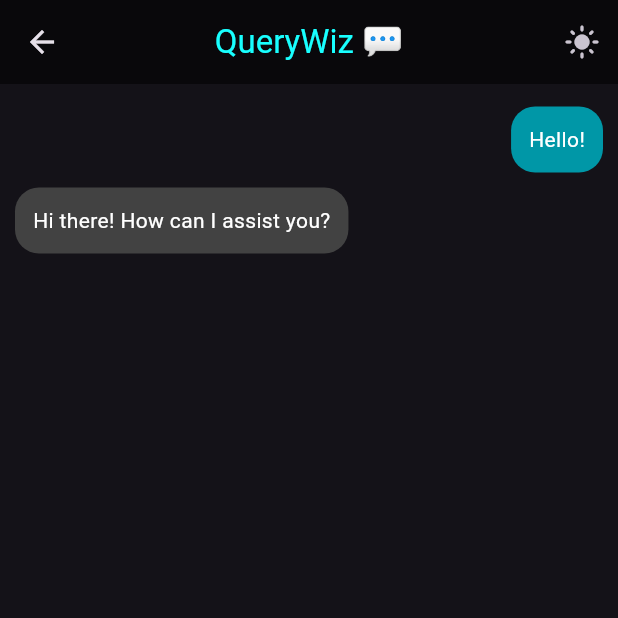
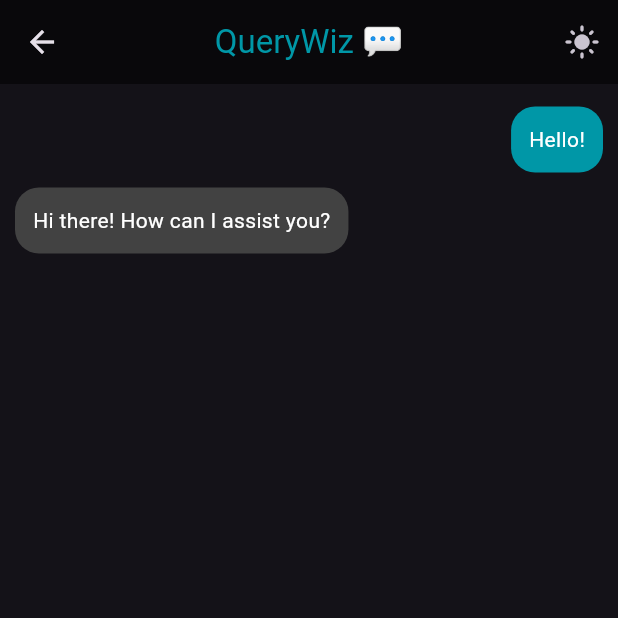
Before and after one commit to emnggprw/querywiz, a Flutter app: the screen it shows after launch, after a tap on "Hi there! How can I assist you?", on a phone screen of 412 x 824 dp, the top half of it. Run offline on Flutter 3.47's test engine with Material 3 defaults, Android fonts, the phone set to English and light mode, and no system bars; our stand-ins replace fluttertoast.

Commit message:
Improved themes for light and dark mode

```diff
--- /dev/null
+++ b/devtools_options.yaml
@@ -0,0 +1,3 @@
+description: This file stores settings for Dart & Flutter DevTools.
+documentation: https://docs.flutter.dev/tools/devtools/extensions#configure-extension-enablement-states
+extensions:
--- a/lib/screens/chat_screen.dart
+++ b/lib/screens/chat_screen.dart
@@ -93,7 +93,7 @@ class _ChatScreenState extends State<ChatScreen> {
 
     return Scaffold(
       appBar: AppBar(
-        title: const Text('QueryWiz 💬', style: TextStyle(color: Colors.cyanAccent)),
+        title: Text('QueryWiz 💬', style: TextStyle(color: isDarkMode ? Colors.cyan.shade700 : Colors.cyanAccent)),
         centerTitle: true,
         backgroundColor: isDarkMode ? Colors.black54 : Colors.cyan,
         actions: [
@@ -119,7 +119,7 @@ class _ChatScreenState extends State<ChatScreen> {
                     padding: const EdgeInsets.all(12),
                     decoration: BoxDecoration(
                       color: msg.isUser
-                          ? (isDarkMode ? Colors.cyan.shade700 : Colors.blueAccent)
+                          ? (isDarkMode ? Colors.cyan.shade700 : Colors.cyanAccent)
                           : (isDarkMode ? Colors.grey.shade800 : Colors.grey.shade300),
                       borderRadius: BorderRadius.circular(16),
                     ),
--- a/lib/screens/home_screen.dart
+++ b/lib/screens/home_screen.dart
@@ -42,13 +42,26 @@ class _HomeScreenState extends State<HomeScreen> {
     ).then((_) => setState(() {}));
   }
 
+  String _formatDate(DateTime date) {
+    final now = DateTime.now();
+    final difference = now.difference(date);
+
+    if (difference.inDays == 0) {
+      return "Today • ${TimeOfDay.fromDateTime(date).format(context)}";
+    } else if (difference.inDays == 1) {
+      return "Yesterday • ${TimeOfDay.fromDateTime(date).format(context)}";
+    } else {
+      return "${date.toLocal().toString().split(' ')[0]}";
+    }
+  }
+
   @override
   Widget build(BuildContext context) {
     final themeProvider = Provider.of<ThemeProvider>(context);
 
     return Scaffold(
       appBar: AppBar(
-        title: const Text('QueryWiz 💬', style: TextStyle(color: Colors.cyanAccent)),
+        title: Text('QueryWiz 💬', style: TextStyle(color: themeProvider.isDarkMode ? Colors.cyan.shade700 : Colors.cyanAccent)),
         centerTitle: true,
         backgroundColor: themeProvider.isDarkMode ? Colors.black54 : Colors.cyan,
         actions: [
@@ -59,25 +72,55 @@ class _HomeScreenState extends State<HomeScreen> {
         ],
       ),
       body: ListView.builder(
-        padding: const EdgeInsets.all(10),
+        padding: const EdgeInsets.symmetric(horizontal: 16, vertical: 10),
         itemCount: _conversations.length,
         itemBuilder: (context, index) {
           final conversation = _conversations[index];
-          final lastMessage = conversation.messages.isNotEmpty ? conversation.messages.last.text : "New conversation";
-          return Card(
-            color: themeProvider.isDarkMode ? Colors.grey.shade900 : Colors.white,
-            shape: RoundedRectangleBorder(borderRadius: BorderRadius.circular(16)),
-            child: ListTile(
-              title: Text(
-                lastMessage,
-                style: TextStyle(color: themeProvider.isDarkMode ? Colors.white : Colors.black),
-                overflow: TextOverflow.ellipsis,
+          final lastMessage = conversation.messages.isNotEmpty
+              ? conversation.messages.last.text
+              : "Start a new conversation";
+
+          return GestureDetector(
+            onTap: () => _openConversation(index),
+            child: Container(
+              margin: const EdgeInsets.only(bottom: 12),
+              decoration: BoxDecoration(
+                color: themeProvider.isDarkMode ? Colors.black.withOpacity(0.6) : Colors.white,
+                borderRadius: BorderRadius.circular(16),
+                boxShadow: [
+                  BoxShadow(
+                    color: themeProvider.isDarkMode ? Colors.black54 : Colors.grey.withOpacity(0.2),
+                    blurRadius: 10,
+                    spreadRadius: 2,
+                    offset: const Offset(2, 4),
+                  ),
+                ],
               ),
-              subtitle: Text(
-                conversation.lastUpdated.toLocal().toString(),
-                style: TextStyle(color: themeProvider.isDarkMode ? Colors.grey.shade500 : Colors.black54, fontSize: 12),
+              child: ListTile(
+                contentPadding: const EdgeInsets.symmetric(horizontal: 20, vertical: 12),
+                leading: CircleAvatar(
+                  backgroundColor: themeProvider.isDarkMode ? Colors.cyan.shade700 : Colors.cyanAccent,
+                  child: const Icon(Icons.chat, color: Colors.black),
+                ),
+                title: Text(
+                  lastMessage,
+                  style: TextStyle(
+                    color: themeProvider.isDarkMode ? Colors.white : Colors.black,
+                    fontWeight: FontWeight.w600,
+                    fontSize: 16,
+                  ),
+                  maxLines: 1,
+                  overflow: TextOverflow.ellipsis,
+                ),
+                subtitle: Text(
+                  _formatDate(conversation.lastUpdated), // Helper function for better date formatting
+                  style: TextStyle(
+                    color: themeProvider.isDarkMode ? Colors.grey.shade400 : Colors.black54,
+                    fontSize: 13,
+                  ),
+                ),
+                trailing: const Icon(Icons.arrow_forward_ios, size: 18, color: Colors.grey),
               ),
-              onTap: () => _openConversation(index),
             ),
           );
         },
```
